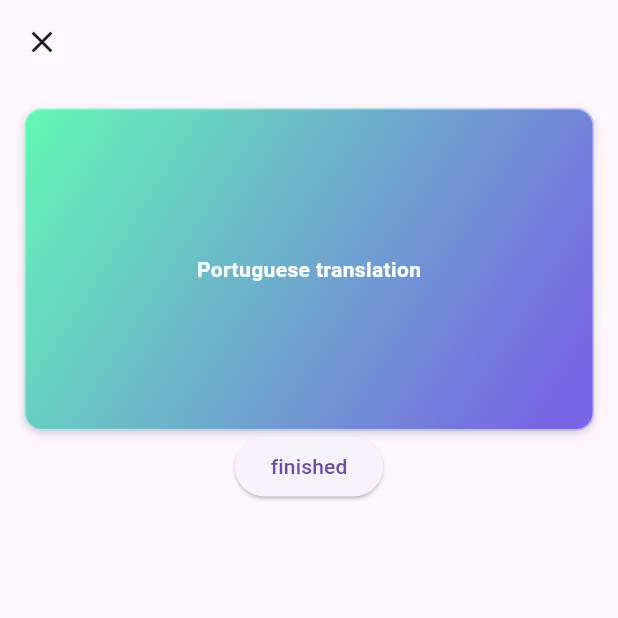
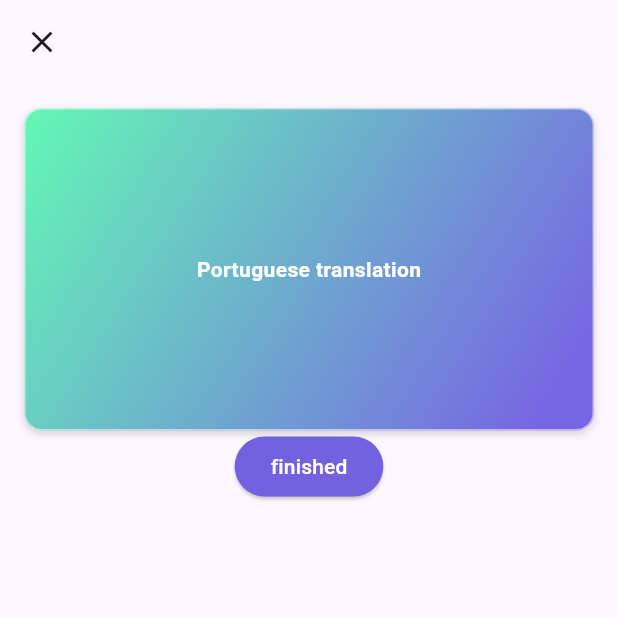
Before and after one commit to mariocsantos/palpagaio-app, a Flutter app: the screen it shows after launch, after a tap on "Go to study session", on a phone screen of 412 x 824 dp, the top half of it. Run offline on Flutter 3.47's test engine with Material 3 defaults, Android fonts, the light colour scheme and no system bars; our stand-ins replace lottie.

Commit message:
feat: theming

```diff
--- a/lib/features/home/presentation/screens/home_screen.dart
+++ b/lib/features/home/presentation/screens/home_screen.dart
@@ -75,6 +75,7 @@ class HomeScreen extends StatelessWidget {
       floatingActionButton: FloatingActionButton.extended(
         onPressed: () => _addFlashcard(context),
         label: const Text('Add cards'),
+        icon: const Icon(Icons.add),
       ),
       floatingActionButtonLocation: FloatingActionButtonLocation.centerFloat,
     );
--- a/lib/features/study_session/presentation/screens/study_session_screen.dart
+++ b/lib/features/study_session/presentation/screens/study_session_screen.dart
@@ -24,6 +24,9 @@ class StudySessionScreen extends StatelessWidget {
                 Navigator.pop(context); // Modal is dismissed
                 Navigator.pop(context); // Screen is closed
               },
+              style: TextButton.styleFrom(
+                foregroundColor: Theme.of(context).colorScheme.error,
+              ),
               child: const Text('Exit'),
             ),
           ],
--- a/lib/main.dart
+++ b/lib/main.dart
@@ -1,6 +1,7 @@
 import 'package:flashlight/features/home/presentation/screens/home_screen.dart';
 import 'package:flashlight/features/study_session/presentation/screens/study_session_completed_screen.dart';
 import 'package:flashlight/features/study_session/presentation/screens/study_session_screen.dart';
+import 'package:flashlight/theme/theme.dart';
 import 'package:flutter/material.dart';
 
 void main() {
@@ -14,6 +15,7 @@ class MainApp extends StatelessWidget {
   Widget build(BuildContext context) {
     return MaterialApp(
       initialRoute: '/',
+      theme: themeData,
       routes: {
         '/': (context) => const HomeScreen(),
         '/session': (context) => const StudySessionScreen(),
--- /dev/null
+++ b/lib/theme/theme.dart
@@ -0,0 +1,32 @@
+import 'package:flutter/material.dart';
+
+ColorScheme colorScheme = ColorScheme.fromSeed(
+  seedColor: const Color(0xFF4e39b8),
+  primary: const Color(0xFF4e39b8),
+  onPrimary: Colors.white,
+  primaryContainer: const Color(0xFF7361df),
+  onPrimaryContainer: Colors.white,
+  secondary: const Color(0xFF006c47),
+  onSecondary: Colors.white,
+  secondaryContainer: const Color(0xFF69fdba),
+  onSecondaryContainer: const Color(0xFF005336),
+);
+
+ThemeData themeData = ThemeData(
+  colorScheme: colorScheme,
+  elevatedButtonTheme: ElevatedButtonThemeData(
+    style: ElevatedButton.styleFrom(
+      backgroundColor: colorScheme.primaryContainer,
+      foregroundColor: colorScheme.onPrimaryContainer,
+    ),
+  ),
+  floatingActionButtonTheme: FloatingActionButtonThemeData(
+    backgroundColor: colorScheme.secondaryContainer,
+    foregroundColor: colorScheme.onSecondaryContainer,
+    shape: const RoundedRectangleBorder(
+      borderRadius: BorderRadius.all(
+        Radius.circular(12.0),
+      ),
+    ),
+  ),
+);
```
